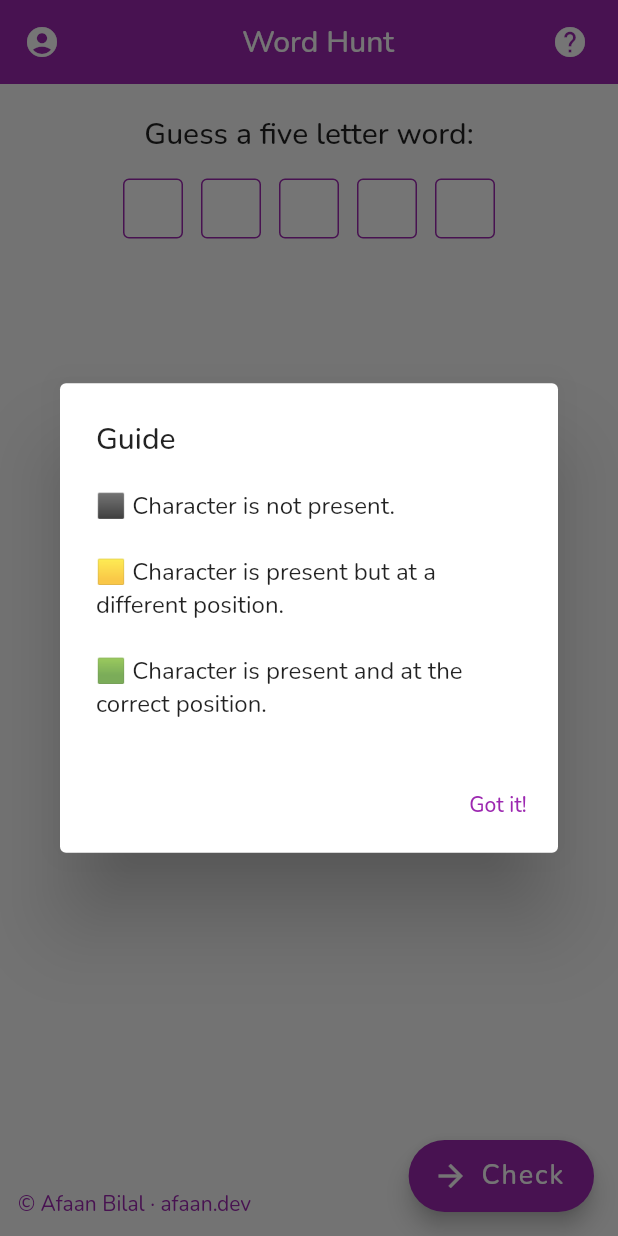
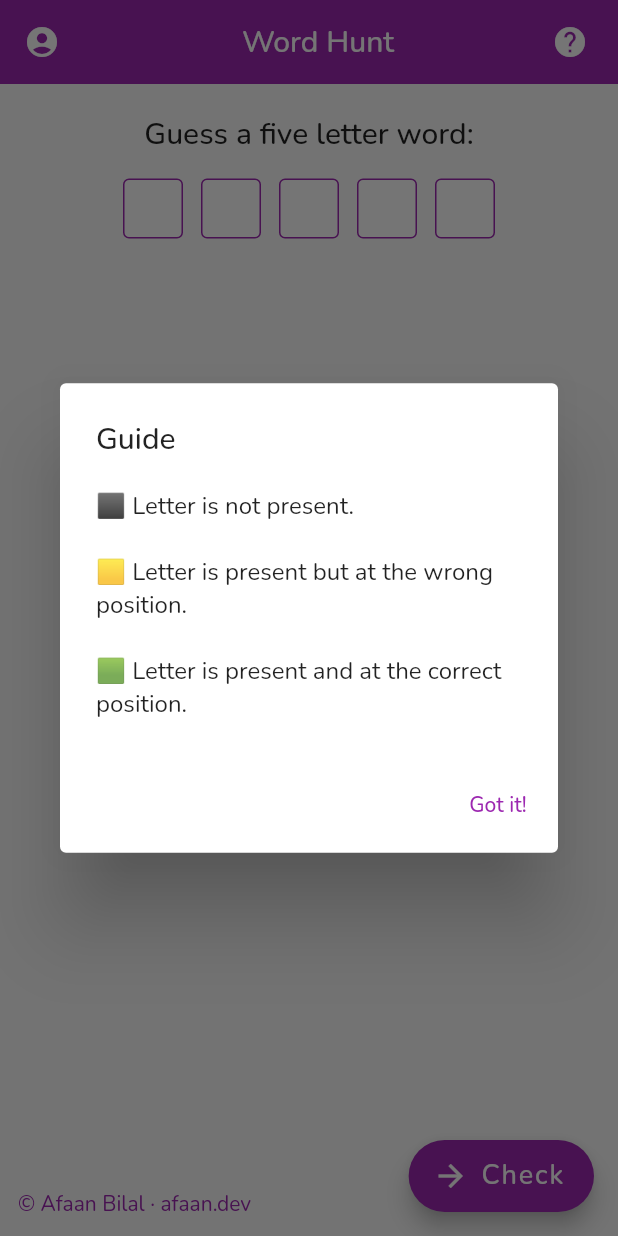
Before and after one commit to AfaanBilal/word_hunt, a Flutter app: the screen it shows after launch, after a tap on the "help" icon, on a phone screen of 412 x 824 dp. Run offline on Flutter 3.47's test engine with Material 2 defaults, Android fonts, the light colour scheme and no system bars.

Commit message:
💬 Update: Guide text

```diff
--- a/lib/main.dart
+++ b/lib/main.dart
@@ -252,9 +252,9 @@ class _WordHuntState extends State<WordHunt> {
                 showAlertDialog(
                     context,
                     'Guide',
-                    '⬛ Character is not present.'
-                        '\n\n🟨 Character is present but at a different position.'
-                        '\n\n🟩 Character is present and at the correct position.',
+                    '⬛ Letter is not present.'
+                        '\n\n🟨 Letter is present but at the wrong position.'
+                        '\n\n🟩 Letter is present and at the correct position.',
                     'Got it!',
                     () {});
               },
```
